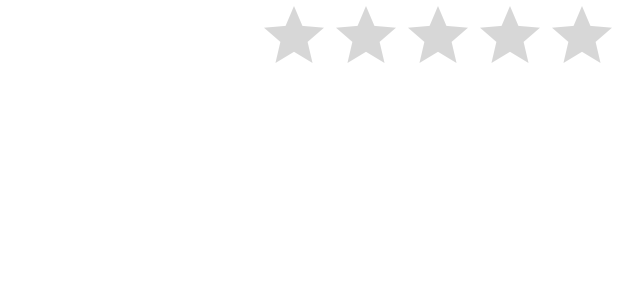
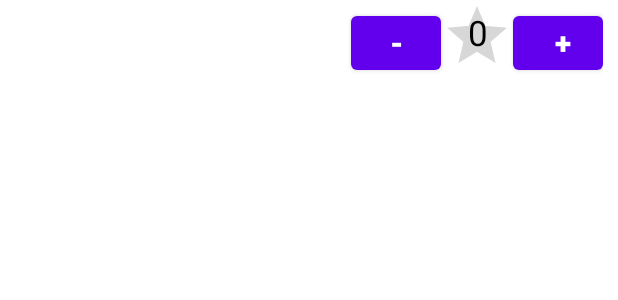
Before and after one commit to WAHM-1521/PapaPoints, an Android app: the layout task_rating_row.xml on its own in the app's theme, with its tools: preview values and no code run, on a phone screen of 412 x 824 dp. Shown: the top 300 px of the screen. Run offline under Robolectric (Android 15) with nearby library versions, the phone set to English and light mode, and no system bars.

Commit message:
Implemented functionality to add and remove points.

```diff
--- /dev/null
+++ b/app/src/main/java/com/tinytotsnbites/papapoints/CustomRating.kt
@@ -0,0 +1,46 @@
+package com.tinytotsnbites.papapoints
+
+import android.content.Context
+import android.graphics.Canvas
+import android.graphics.Color
+import android.graphics.Paint
+import android.graphics.Rect
+import android.util.AttributeSet
+
+class CustomRating(context: Context, attrs: AttributeSet) : androidx.appcompat.widget.AppCompatRatingBar(context, attrs) {
+
+    var ratingValue:Int
+    val bounds = Rect()
+    init {
+        context.theme.obtainStyledAttributes(
+            attrs,
+            R.styleable.CustomRating,
+            0, 0).apply {
+            try {
+                ratingValue = getInt(R.styleable.CustomRating_ratingValue, 0)
+            } finally {
+                recycle()
+            }
+        }
+    }
+
+    private val paint = Paint().apply {
+        textSize = 35f
+        color = Color.BLACK
+    }
+
+    override fun onDraw(canvas: Canvas?) {
+        super.onDraw(canvas)
+
+        val x = width / 2f
+        val y = height / 2f
+        val text = "$ratingValue"
+        paint.getTextBounds(text, 0, text.length, bounds)
+        canvas?.drawText(text, x - bounds.exactCenterX(), y - bounds.exactCenterY()-10, paint)
+    }
+
+    fun setRatingValueNew(ratingValue: Int) {
+        this.ratingValue = ratingValue
+        invalidate()
+    }
+}
--- a/app/src/main/java/com/tinytotsnbites/papapoints/data/DAOs.kt
+++ b/app/src/main/java/com/tinytotsnbites/papapoints/data/DAOs.kt
@@ -69,5 +69,5 @@ interface RatingDao {
     fun getByTaskId(taskId: Long): List<Rating>
 
     @Query("SELECT SUM(rating) FROM rating")
-    fun getTotalRating(): Float
+    fun getTotalRating(): Int
 }
--- a/app/src/main/java/com/tinytotsnbites/papapoints/data/Entities.kt
+++ b/app/src/main/java/com/tinytotsnbites/papapoints/data/Entities.kt
@@ -25,12 +25,12 @@ data class Rating(
     @PrimaryKey(autoGenerate = true) @ColumnInfo(name = "id") val ratingId: Long,
     @ColumnInfo(name = "child_id") val childId: Long,
     @ColumnInfo(name = "task_id") val taskId: Long,
-    val rating: Float,
+    val rating: Int,
     val date: Date
 )
 
 @Entity
 data class TaskWithRating(
     @Embedded val task: Task,
-    @ColumnInfo(name = "rating") val rating: Float
+    @ColumnInfo(name = "rating") val rating: Int
 )
--- a/app/src/main/res/layout/points_and_task.xml
+++ b/app/src/main/res/layout/points_and_task.xml
@@ -2,7 +2,6 @@
 <androidx.constraintlayout.widget.ConstraintLayout
     xmlns:android="http://schemas.android.com/apk/res/android"
     xmlns:app="http://schemas.android.com/apk/res-auto"
-    xmlns:tools="http://schemas.android.com/tools"
     android:layout_width="match_parent"
     android:layout_height="match_parent">
 
@@ -16,7 +15,7 @@
             android:id="@+id/imageView"
             android:layout_width="150dp"
             android:layout_height="150dp"
-            android:src="@android:drawable/ic_menu_gallery"
+            android:src="@drawable/female_image"
             app:layout_constraintStart_toStartOf="parent"
             app:layout_constraintTop_toTopOf="parent"
             app:layout_constraintBottom_toBottomOf="parent" />
--- a/app/src/main/res/layout/task_rating_row.xml
+++ b/app/src/main/res/layout/task_rating_row.xml
@@ -1,28 +1,61 @@
 <?xml version="1.0" encoding="utf-8"?>
-<androidx.constraintlayout.widget.ConstraintLayout xmlns:android="http://schemas.android.com/apk/res/android"
+<androidx.constraintlayout.widget.ConstraintLayout
+    xmlns:android="http://schemas.android.com/apk/res/android"
     xmlns:app="http://schemas.android.com/apk/res-auto"
     android:layout_width="match_parent"
-    android:layout_height="wrap_content">
+    android:layout_height="wrap_content"
+    android:paddingEnd="10dp">
 
     <TextView
         android:id="@+id/textView"
         android:layout_width="wrap_content"
         android:layout_height="wrap_content"
+        android:paddingStart="10dp"
         android:textColor="@color/colorPrimary"
-        android:paddingLeft="10dp"
+        android:textSize="16sp"
+        app:layout_constraintBottom_toBottomOf="parent"
         app:layout_constraintStart_toStartOf="parent"
         app:layout_constraintTop_toTopOf="parent"
-        app:layout_constraintBottom_toBottomOf="parent"
         app:layout_constraintVertical_bias="0.5" />
 
-    <RatingBar
+    <Button
+        android:id="@+id/remove_points_button"
+        android:layout_width="60dp"
+        android:layout_height="wrap_content"
+        android:text="@string/minus"
+        android:textSize="20sp"
+        android:textStyle="bold"
+        app:layout_constraintBottom_toBottomOf="parent"
+        app:layout_constraintEnd_toStartOf="@+id/ratingBar"
+        app:layout_constraintTop_toTopOf="parent"
+        app:layout_constraintVertical_bias="0.5" />
+
+    <com.tinytotsnbites.papapoints.CustomRating
         android:id="@+id/ratingBar"
         android:layout_width="wrap_content"
         android:layout_height="wrap_content"
+        android:numStars="1"
         android:progressTint="@color/colorPrimary"
-        android:numStars="5"
-        android:stepSize="1"
+        app:ratingValue="0"
+        app:layout_constraintTop_toTopOf="parent"
+        app:layout_constraintBottom_toBottomOf="parent"
+        app:layout_constraintEnd_toStartOf="@id/add_points_button"
+        app:layout_constraintStart_toStartOf="@id/add_points_button"
+        app:layout_constraintHorizontal_bias="0.75"
+        app:layout_constraintVertical_bias="0.5" />
+
+    <Button
+        android:id="@+id/add_points_button"
+        android:layout_width="60dp"
+        android:layout_height="wrap_content"
+        android:paddingEnd="10dp"
+        android:text="@string/plus"
+        android:textSize="20sp"
+        android:textStyle="bold"
+        app:layout_constraintBottom_toBottomOf="parent"
         app:layout_constraintEnd_toEndOf="parent"
-        app:layout_constraintTop_toTopOf="parent" />
+        app:layout_constraintStart_toEndOf="@+id/ratingBar"
+        app:layout_constraintTop_toTopOf="parent"
+        app:layout_constraintVertical_bias="0.5" />
 
 </androidx.constraintlayout.widget.ConstraintLayout>
--- /dev/null
+++ b/app/src/main/res/values/attrs.xml
@@ -0,0 +1,6 @@
+<?xml version="1.0" encoding="utf-8"?>
+<resources>
+    <declare-styleable name="CustomRating">
+        <attr name="ratingValue" format="integer" />
+    </declare-styleable>
+</resources>
--- a/app/src/main/res/values/strings.xml
+++ b/app/src/main/res/values/strings.xml
@@ -14,6 +14,8 @@
     <string name="add">Add</string>
     <string name="gender">Gender</string>
     <string name="total_points">Total Points : %s</string>
+    <string name="minus">-</string>
+    <string name="plus">+</string>
 
     <string-array name="tasks">
         <item>Brush your Teeth</item>
```
Also changed, not shown: app/src/main/java/com/tinytotsnbites/papapoints/PointsAndTaskActivity.kt (+85 -79 lines).
